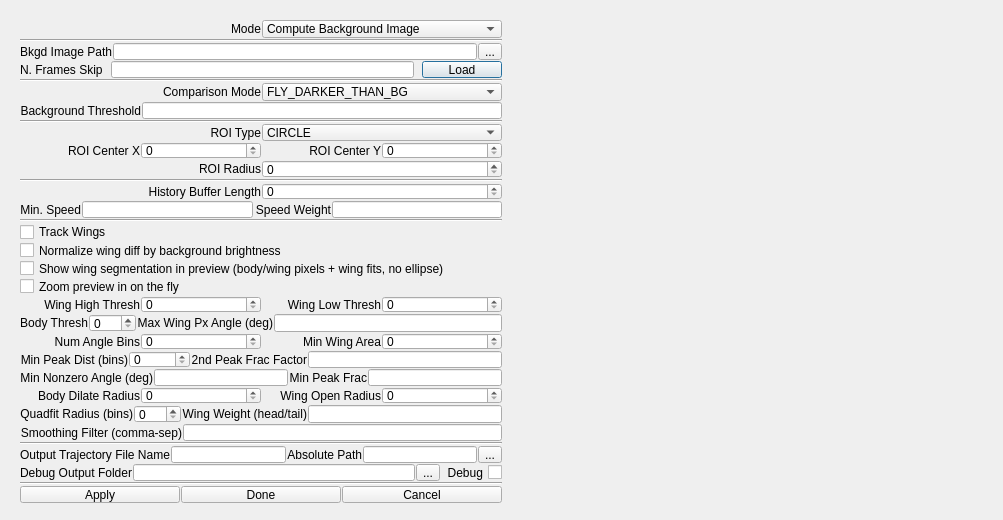
Qt form src/plugin/flytrack/flytrack_plugin.ui (FlyVirtualReality/BIAS) before a commit.
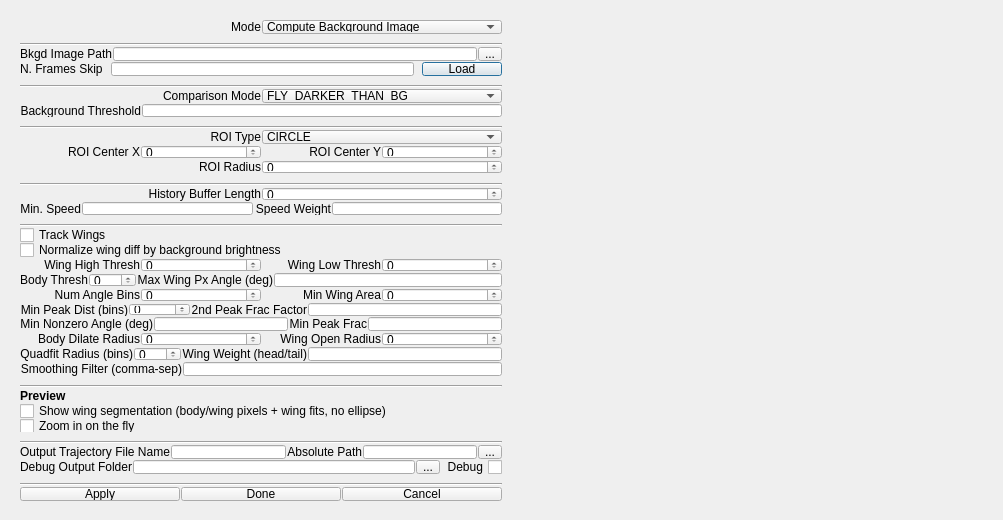
The same form after that commit.

What changed in the file:
```diff
--- a/src/plugin/flytrack/flytrack_plugin.ui
+++ b/src/plugin/flytrack/flytrack_plugin.ui
@@ -103,6 +103,22 @@
             </item>
            </layout>
           </item>
+          <item>
+           <spacer name="spacer_sec6">
+            <property name="orientation">
+             <enum>Qt::Vertical</enum>
+            </property>
+            <property name="sizeType">
+             <enum>QSizePolicy::Fixed</enum>
+            </property>
+            <property name="sizeHint" stdset="0">
+             <size>
+              <width>0</width>
+              <height>8</height>
+             </size>
+            </property>
+           </spacer>
+          </item>
           <item>
            <widget class="Line" name="line_6">
             <property name="orientation">
@@ -193,6 +209,22 @@
             </item>
            </layout>
           </item>
+          <item>
+           <spacer name="spacer_sec1">
+            <property name="orientation">
+             <enum>Qt::Vertical</enum>
+            </property>
+            <property name="sizeType">
+             <enum>QSizePolicy::Fixed</enum>
+            </property>
+            <property name="sizeHint" stdset="0">
+             <size>
+              <width>0</width>
+              <height>8</height>
+             </size>
+            </property>
+           </spacer>
+          </item>
           <item>
            <widget class="Line" name="line">
             <property name="orientation">
@@ -272,6 +304,22 @@
             </item>
            </layout>
           </item>
+          <item>
+           <spacer name="spacer_sec2">
+            <property name="orientation">
+             <enum>Qt::Vertical</enum>
+            </property>
+            <property name="sizeType">
+             <enum>QSizePolicy::Fixed</enum>
+            </property>
+            <property name="sizeHint" stdset="0">
+             <size>
+              <width>0</width>
+              <height>8</height>
+             </size>
+            </property>
+           </spacer>
+          </item>
           <item>
            <widget class="Line" name="line_2">
             <property name="orientation">
@@ -402,6 +450,22 @@
             </item>
            </layout>
           </item>
+          <item>
+           <spacer name="spacer_sec3">
+            <property name="orientation">
+             <enum>Qt::Vertical</enum>
+            </property>
+            <property name="sizeType">
+             <enum>QSizePolicy::Fixed</enum>
+            </property>
+            <property name="sizeHint" stdset="0">
+             <size>
+              <width>0</width>
+              <height>8</height>
+             </size>
+            </property>
+           </spacer>
+          </item>
           <item>
            <widget class="Line" name="line_3">
             <property name="orientation">
@@ -495,6 +559,22 @@
             </item>
            </layout>
           </item>
+          <item>
+           <spacer name="spacer_sec4">
+            <property name="orientation">
+             <enum>Qt::Vertical</enum>
+            </property>
+            <property name="sizeType">
+             <enum>QSizePolicy::Fixed</enum>
+            </property>
+            <property name="sizeHint" stdset="0">
+             <size>
+              <width>0</width>
+              <height>8</height>
+             </size>
+            </property>
+           </spacer>
+          </item>
           <item>
            <widget class="Line" name="line_4">
             <property name="orientation">
@@ -516,20 +596,6 @@
             </property>
            </widget>
           </item>
-          <item>
-           <widget class="QCheckBox" name="showWingSegmentationCheckBox">
-            <property name="text">
-             <string>Show wing segmentation in preview (body/wing pixels + wing fits, no ellipse)</string>
-            </property>
-           </widget>
-          </item>
-          <item>
-           <widget class="QCheckBox" name="zoomToFlyCheckBox">
-            <property name="text">
-             <string>Zoom preview in on the fly</string>
-            </property>
-           </widget>
-          </item>
           <item>
            <layout class="QHBoxLayout" name="wingHLayout1">
             <item>
@@ -742,6 +808,22 @@
             </item>
            </layout>
           </item>
+          <item>
+           <spacer name="spacer_secwing">
+            <property name="orientation">
+             <enum>Qt::Vertical</enum>
+            </property>
+            <property name="sizeType">
+             <enum>QSizePolicy::Fixed</enum>
+            </property>
+            <property name="sizeHint" stdset="0">
+             <size>
+              <width>0</width>
+              <height>8</height>
+             </size>
+            </property>
+           </spacer>
+          </item>
           <item>
            <widget class="Line" name="line_wing">
             <property name="orientation">
@@ -749,6 +831,56 @@
             </property>
            </widget>
           </item>
+          <item>
+           <widget class="QLabel" name="previewSectionLabel">
+            <property name="font">
+             <font>
+              <weight>75</weight>
+              <bold>true</bold>
+             </font>
+            </property>
+            <property name="text">
+             <string>Preview</string>
+            </property>
+           </widget>
+          </item>
+          <item>
+           <widget class="QCheckBox" name="showWingSegmentationCheckBox">
+            <property name="text">
+             <string>Show wing segmentation (body/wing pixels + wing fits, no ellipse)</string>
+            </property>
+           </widget>
+          </item>
+          <item>
+           <widget class="QCheckBox" name="zoomToFlyCheckBox">
+            <property name="text">
+             <string>Zoom in on the fly</string>
+            </property>
+           </widget>
+          </item>
+          <item>
+           <spacer name="spacer_preview">
+            <property name="orientation">
+             <enum>Qt::Vertical</enum>
+            </property>
+            <property name="sizeType">
+             <enum>QSizePolicy::Fixed</enum>
+            </property>
+            <property name="sizeHint" stdset="0">
+             <size>
+              <width>0</width>
+              <height>8</height>
+             </size>
+            </property>
+           </spacer>
+          </item>
+          <item>
+           <widget class="Line" name="line_preview">
+            <property name="orientation">
+             <enum>Qt::Horizontal</enum>
+            </property>
+           </widget>
+          </item>
           <item>
            <layout class="QHBoxLayout" name="horizontalLayout_16">
             <item>
@@ -862,6 +994,22 @@
             </item>
            </layout>
           </item>
+          <item>
+           <spacer name="spacer_sec5">
+            <property name="orientation">
+             <enum>Qt::Vertical</enum>
+            </property>
+            <property name="sizeType">
+             <enum>QSizePolicy::Fixed</enum>
+            </property>
+            <property name="sizeHint" stdset="0">
+             <size>
+              <width>0</width>
+              <height>8</height>
+             </size>
+            </property>
+           </spacer>
+          </item>
           <item>
            <widget class="Line" name="line_5">
             <property name="orientation">
```
